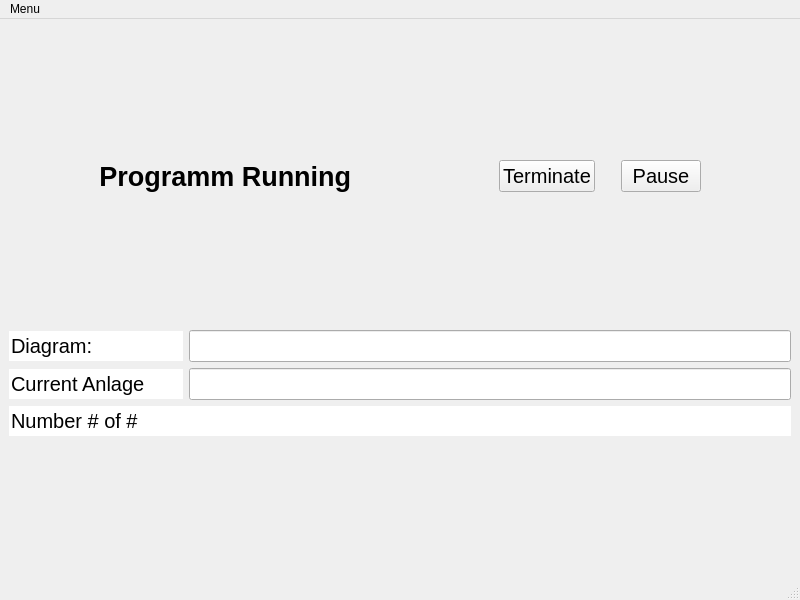
This is source_code/ui/running.ui in MaximilianBrokamp/ENEFFCO-diagramm-creator as Qt 5 draws it before an edit. The edited form follows.
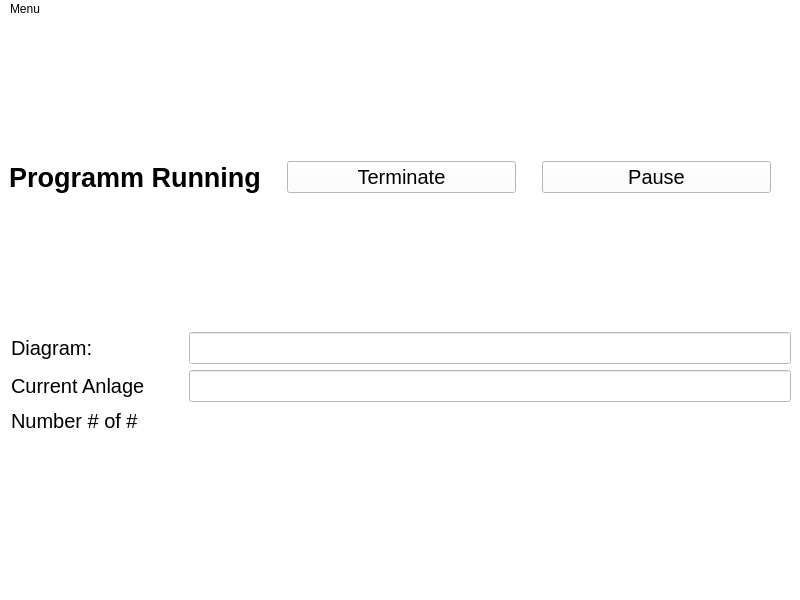
This is the edited form.

```diff
--- a/source_code/ui/running.ui
+++ b/source_code/ui/running.ui
@@ -13,6 +13,10 @@
   <property name="windowTitle">
    <string>Eneffco Diagram creator</string>
   </property>
+  <property name="styleSheet">
+   <string notr="true">
+background-color: rgb(255, 255, 255);</string>
+  </property>
   <widget class="QWidget" name="centralwidget">
    <layout class="QGridLayout" name="gridLayout">
     <item row="5" column="1">
@@ -137,19 +141,6 @@
      <layout class="QHBoxLayout" name="horizontalLayout_5">
       <item>
        <layout class="QHBoxLayout" name="horizontalLayout">
-        <item>
-         <spacer name="horizontalSpacer">
-          <property name="orientation">
-           <enum>Qt::Horizontal</enum>
-          </property>
-          <property name="sizeHint" stdset="0">
-           <size>
-            <width>40</width>
-            <height>20</height>
-           </size>
-          </property>
-         </spacer>
-        </item>
         <item>
          <widget class="QLabel" name="info_label">
           <property name="font">
@@ -160,7 +151,7 @@
            </font>
           </property>
           <property name="text">
-           <string>Programm Running       </string>
+           <string>Programm Running</string>
           </property>
           <property name="alignment">
            <set>Qt::AlignCenter</set>
@@ -170,12 +161,15 @@
         <item>
          <spacer name="horizontalSpacer_3">
           <property name="orientation">
-           <enum>Qt::Horizontal</enum>
+           <enum>Qt::Vertical</enum>
+          </property>
+          <property name="sizeType">
+           <enum>QSizePolicy::Maximum</enum>
           </property>
           <property name="sizeHint" stdset="0">
            <size>
-            <width>40</width>
-            <height>20</height>
+            <width>20</width>
+            <height>40</height>
            </size>
           </property>
          </spacer>
@@ -223,12 +217,15 @@
         <item>
          <spacer name="horizontalSpacer_2">
           <property name="orientation">
-           <enum>Qt::Horizontal</enum>
+           <enum>Qt::Vertical</enum>
+          </property>
+          <property name="sizeType">
+           <enum>QSizePolicy::Maximum</enum>
           </property>
           <property name="sizeHint" stdset="0">
            <size>
-            <width>40</width>
-            <height>20</height>
+            <width>20</width>
+            <height>40</height>
            </size>
           </property>
          </spacer>
@@ -245,7 +242,7 @@
      <x>0</x>
      <y>0</y>
      <width>800</width>
-     <height>26</height>
+     <height>21</height>
     </rect>
    </property>
    <widget class="QMenu" name="menuMenu">
```
Left out of the diff: 4 changed lines with no effect on the pictures.
